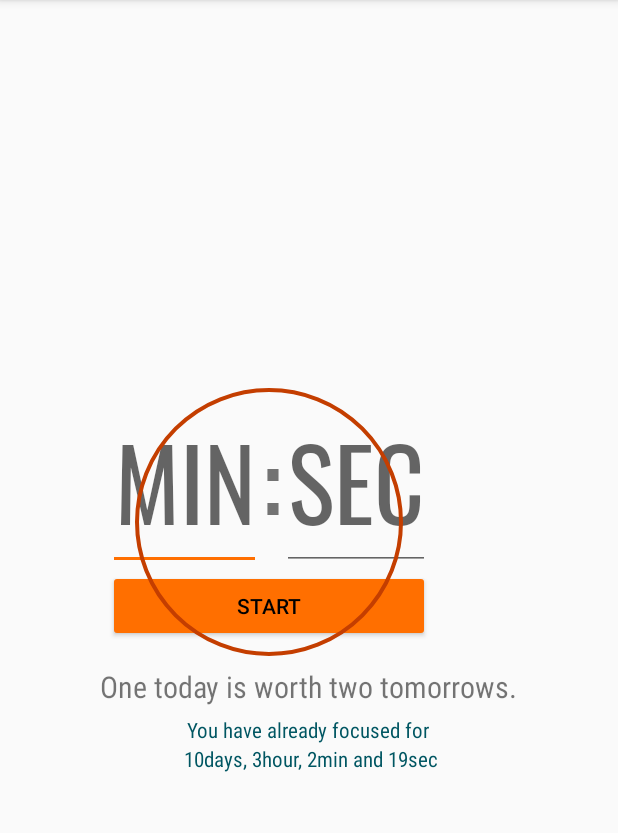
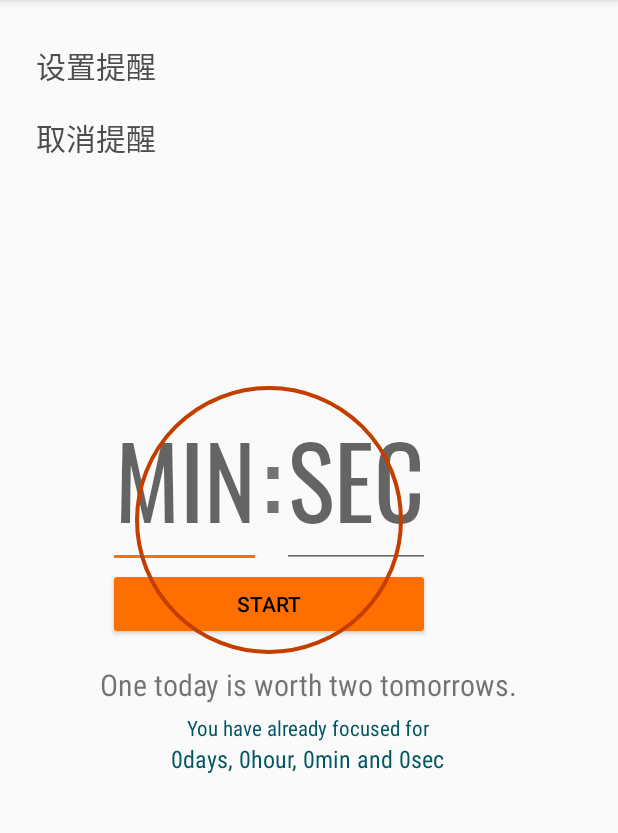
Before and after one commit to xuhong98/FocusTime, an Android app: the screen it shows after launch (FocusModeActivity), on a phone screen of 412 x 824 dp, the part 84-917 px from its top. Run offline under Robolectric (Android 15) with nearby library versions, the light colour scheme and no system bars.

Commit message:
Record total focused time

```diff
--- a/app/src/main/java/com/example/mango/focustime/Activity/FocusModeActivity.java
+++ b/app/src/main/java/com/example/mango/focustime/Activity/FocusModeActivity.java
@@ -1,5 +1,8 @@
 package com.example.mango.focustime.Activity;
 
+import android.app.AlarmManager;
+import android.app.PendingIntent;
+import android.app.TimePickerDialog;
 import android.content.Context;
 import android.content.Intent;
 import android.content.SharedPreferences;
@@ -8,13 +11,18 @@ import android.support.v7.app.AppCompatActivity;
 import android.os.Bundle;
 import android.support.v7.preference.PreferenceManager;
 import android.util.DisplayMetrics;
+import android.util.Log;
+import android.view.Gravity;
 import android.view.Menu;
 import android.view.MenuItem;
 import android.view.View;
 import android.widget.Button;
 import android.widget.EditText;
 import android.widget.TextView;
+import android.widget.TimePicker;
+import android.widget.Toast;
 
+import com.example.mango.focustime.PreferenceUtilities;
 import com.example.mango.focustime.processutil.Features;
 import com.example.mango.focustime.service.MyApplication;
 import com.example.mango.focustime.R;
@@ -22,6 +30,10 @@ import com.example.mango.focustime.StartButtonListener;
 import com.example.mango.focustime.lineartimer.LinearTimer;
 import com.example.mango.focustime.lineartimer.LinearTimerView;
 import com.example.mango.focustime.service.MyService;
+
+import java.util.Calendar;
+import java.util.Date;
+import java.util.Locale;
 
 //import static com.example.mango.focustime.R.id.second;
 
@@ -32,12 +44,16 @@ public class FocusModeActivity extends AppCompatActivity implements LinearTimer.
     private LinearTimer linearTimer;
     private TextView motto;
     private SharedPreferences sharedPreferences;
+    private Calendar calendar = Calendar.getInstance(Locale.ENGLISH);
+    private TextView TVtotalFocusedTime;
 
     @Override
     protected void onCreate(Bundle savedInstanceState) {
         super.onCreate(savedInstanceState);
         setContentView(R.layout.activity_focus_mode);
         mContext = this;
+
+        TVtotalFocusedTime = (TextView) findViewById(R.id.totalFocusedTime);
 
         linearTimerView = (LinearTimerView) findViewById(R.id.linearTimer);
 
@@ -72,6 +88,72 @@ public class FocusModeActivity extends AppCompatActivity implements LinearTimer.
         linearTimerView.setCircleRadiusInDp(width / 7);
 
         setupSharedPreferences();
+
+
+
+        final SharedPreferences.Editor editor1 = sharedPreferences.edit();
+        String time_set = sharedPreferences.getString("time", "设置提醒");
+
+        Intent intent = new Intent();
+        intent.setAction(this.getString(R.string.alarm_goes_off));
+        final PendingIntent pendingIntent = PendingIntent.getBroadcast(this, 0, intent, 0);
+        final AlarmManager alarmManager = (AlarmManager) getSystemService(ALARM_SERVICE);
+
+        final Button btnAlarmSet = (Button) findViewById(R.id.btn_alarm_set);
+        btnAlarmSet.setText(time_set);
+        btnAlarmSet.setOnClickListener(new View.OnClickListener() {
+            @Override
+            public void onClick(View v) {
+                Date date = new Date();
+                calendar.setTime(date);
+                int hour = calendar.get(Calendar.HOUR_OF_DAY);
+                int minute = calendar.get(Calendar.MINUTE);
+                new TimePickerDialog(FocusModeActivity.this, new TimePickerDialog.OnTimeSetListener() {
+                    @Override
+                    public void onTimeSet(TimePicker view, int hourOfDay, int minute) {
+                        Toast toast = Toast.makeText(FocusModeActivity.this, "设置提醒成功", Toast.LENGTH_SHORT);
+                        toast.setGravity(Gravity.CENTER, 0, 0);
+                        toast.show();
+                        if (hourOfDay < 10 && minute < 10) {
+                            String time = " 0" + hourOfDay + ":0" + minute + " ";
+                            btnAlarmSet.setText(time);
+                            editor1.putString("time", time);
+                            editor1.commit();
+                        } else if (hourOfDay >= 10 && minute < 10) {
+                            String time = " " + hourOfDay + ":0" + minute + " ";
+                            btnAlarmSet.setText(time);
+                            editor1.putString("time", time);
+                            editor1.commit();
+                        } else if (hourOfDay < 10 && minute >= 10) {
+                            String time = " 0" + hourOfDay + ":" + minute + " ";
+                            btnAlarmSet.setText(time);
+                            editor1.putString("time", time);
+                            editor1.commit();
+                        } else {
+                            String time = " " + hourOfDay + ":" + minute + " ";
+                            btnAlarmSet.setText(time);
+                            editor1.putString("time", time);
+                            editor1.commit();
+                        }
+                        calendar.set(Calendar.HOUR_OF_DAY, hourOfDay);
+                        calendar.set(Calendar.MINUTE, minute);
+                        calendar.set(Calendar.SECOND, 0);
+                        Log.d(".......", "当前时间:" + calendar.getTime() + "||" + calendar.getTimeInMillis());
+                        alarmManager.set(AlarmManager.RTC_WAKEUP, calendar.getTimeInMillis(), pendingIntent);
+                    }
+                }, hour, minute, true).show();
+            }
+        });
+        Button btnAlarmCancle = (Button) findViewById(R.id.btn_alarm_cancle);
+        btnAlarmCancle.setOnClickListener(new View.OnClickListener() {
+            @Override
+            public void onClick(View v) {
+                btnAlarmSet.setText("设置提醒");
+                editor1.putString("time", "设置提醒");
+                editor1.commit();
+                alarmManager.cancel(pendingIntent);
+            }
+        });
     }
 
     @Override
@@ -110,6 +192,7 @@ public class FocusModeActivity extends AppCompatActivity implements LinearTimer.
         sharedPreferences.registerOnSharedPreferenceChangeListener(this);
 
         loadMottoFromSharedPreferences(sharedPreferences);
+        updateTotalSecondsRecorded();
     }
 
     @Override
@@ -157,6 +240,8 @@ public class FocusModeActivity extends AppCompatActivity implements LinearTimer.
     public void onSharedPreferenceChanged(SharedPreferences sharedPreferences, String key) {
         if (key.equals(getString(R.string.pref_motto_key))) {
             loadMottoFromSharedPreferences(sharedPreferences);
+        } else if (key.equals(PreferenceUtilities.KEY_TOTAL_SECOND_RECORDED)){
+            updateTotalSecondsRecorded();
         }
     }
 
@@ -166,4 +251,17 @@ public class FocusModeActivity extends AppCompatActivity implements LinearTimer.
         motto.setText(customizedMotto);
     }
 
+    private void updateTotalSecondsRecorded() {
+        long totalSecondRecorded = PreferenceUtilities.getTotalSecondRecorded(this);
+        long day = totalSecondRecorded / (24 * 60 * 60);
+        totalSecondRecorded -= day * (24 * 60 * 60);
+        long hour = totalSecondRecorded  / (60 * 60);
+        totalSecondRecorded -= hour * (60 * 60);
+        long min = totalSecondRecorded / 60;
+        totalSecondRecorded -= min * 60;
+        long sec = totalSecondRecorded;
+        String record = "" + day + "days, " + hour + "hour, " + min + "min and " + sec + "sec";
+        TVtotalFocusedTime.setText(record);
+    }
+
 }
--- /dev/null
+++ b/app/src/main/java/com/example/mango/focustime/PreferenceUtilities.java
@@ -0,0 +1,48 @@
+package com.example.mango.focustime;
+
+import android.content.Context;
+import android.content.SharedPreferences;
+
+/**
+ * Created by chenxiaoman on 19/7/17.
+ */
+
+import android.content.Context;
+import android.content.SharedPreferences;
+import android.preference.PreferenceManager;
+
+public final class PreferenceUtilities {
+
+    public static final String KEY_TOTAL_SECOND_RECORDED = "total-second-recorded";
+    public static final String KEY_CHARGING_REMINDER_COUNT = "charging-reminder-count";
+
+    private static final int DEFAULT_COUNT = 0;
+
+    synchronized public static void setSecondRecorded(Context context, long totalSecondsPassed) {
+        SharedPreferences prefs = PreferenceManager.getDefaultSharedPreferences(context);
+        SharedPreferences.Editor editor = prefs.edit();
+        editor.putLong(KEY_TOTAL_SECOND_RECORDED, totalSecondsPassed);
+        editor.apply();
+    }
+
+    public static long getTotalSecondRecorded(Context context) {
+        SharedPreferences prefs = PreferenceManager.getDefaultSharedPreferences(context);
+        long TotalSecondRecorded = prefs.getLong(KEY_TOTAL_SECOND_RECORDED, DEFAULT_COUNT);
+        return TotalSecondRecorded;
+    }
+
+//    synchronized public static void incrementChargingReminderCount(Context context) {
+//        SharedPreferences prefs = PreferenceManager.getDefaultSharedPreferences(context);
+//        int chargingReminders = prefs.getInt(KEY_CHARGING_REMINDER_COUNT, DEFAULT_COUNT);
+//
+//        SharedPreferences.Editor editor = prefs.edit();
+//        editor.putInt(KEY_CHARGING_REMINDER_COUNT, ++chargingReminders);
+//        editor.apply();
+//    }
+//
+//    public static int getChargingReminderCount(Context context) {
+//        SharedPreferences prefs = PreferenceManager.getDefaultSharedPreferences(context);
+//        int chargingReminders = prefs.getInt(KEY_CHARGING_REMINDER_COUNT, DEFAULT_COUNT);
+//        return chargingReminders;
+//    }
+}
--- a/app/src/main/java/com/example/mango/focustime/StartButtonListener.java
+++ b/app/src/main/java/com/example/mango/focustime/StartButtonListener.java
@@ -24,6 +24,7 @@ import com.example.mango.focustime.processutil.Features;
 import com.example.mango.focustime.service.MyService;
 
 import com.example.mango.focustime.lineartimer.LinearTimer;
+import com.example.mango.focustime.PreferenceUtilities;
 
 /**
  * Created by chenxiaoman on 23/6/17.
@@ -256,7 +257,9 @@ public class StartButtonListener implements View.OnClickListener {
 
     private void storeTotalSecondsPassed() {
         countTotalSecondsPassed();
-
+        Long totalSecondRecorded = PreferenceUtilities.getTotalSecondRecorded(context);
+        totalSecondRecorded += totalSecondPassed + 1;
+        PreferenceUtilities.setSecondRecorded(context, totalSecondRecorded);
     }
 
     final static String TAG = "AccessibilityUtil";
@@ -308,6 +311,7 @@ public class StartButtonListener implements View.OnClickListener {
                     });
             noPermissionDialog.show();
         } else {
+            return;
         }
     }
 
--- a/app/src/main/res/layout/activity_focus_mode.xml
+++ b/app/src/main/res/layout/activity_focus_mode.xml
@@ -107,12 +107,33 @@
             android:layout_width="wrap_content"
             android:layout_height="wrap_content"
             android:layout_below="@+id/you_have_focused"
+            android:id="@+id/totalFocusedTime"
             android:text=" 10days, 3hour, 2min and 19sec"
             android:layout_centerHorizontal="true"
+            android:textSize="16dp"
             android:textColor="@color/colorPrimaryDark"
             android:fontFamily="sans-serif-condensed"/>
 
     </RelativeLayout>
 
+    <Button
+        android:id="@+id/btn_alarm_set"
+        android:layout_width="wrap_content"
+        android:layout_height="wrap_content"
+        android:background="#00000100"
+        android:text="设置提醒"
+        android:textColor="#4d4d4d"
+        android:textSize="20dp" />
+
+    <Button
+        android:id="@+id/btn_alarm_cancle"
+        android:layout_width="wrap_content"
+        android:layout_height="wrap_content"
+        android:background="#00000100"
+        android:text="取消提醒"
+        android:textColor="#4d4d4d"
+        android:textSize="20dp"
+        android:layout_below="@+id/btn_alarm_set"/>
+
 
 </RelativeLayout>
--- a/app/src/main/res/values/strings.xml
+++ b/app/src/main/res/values/strings.xml
@@ -15,4 +15,6 @@
     <string name="pref_motto_default" translatable="false">One today is worth two tomorrows.</string>
 
     <string name="pref_total_second_in_db">total_second_in_db</string>
+
+    <string name="alarm_goes_off">Alarm goes off</string>
 </resources>
```
